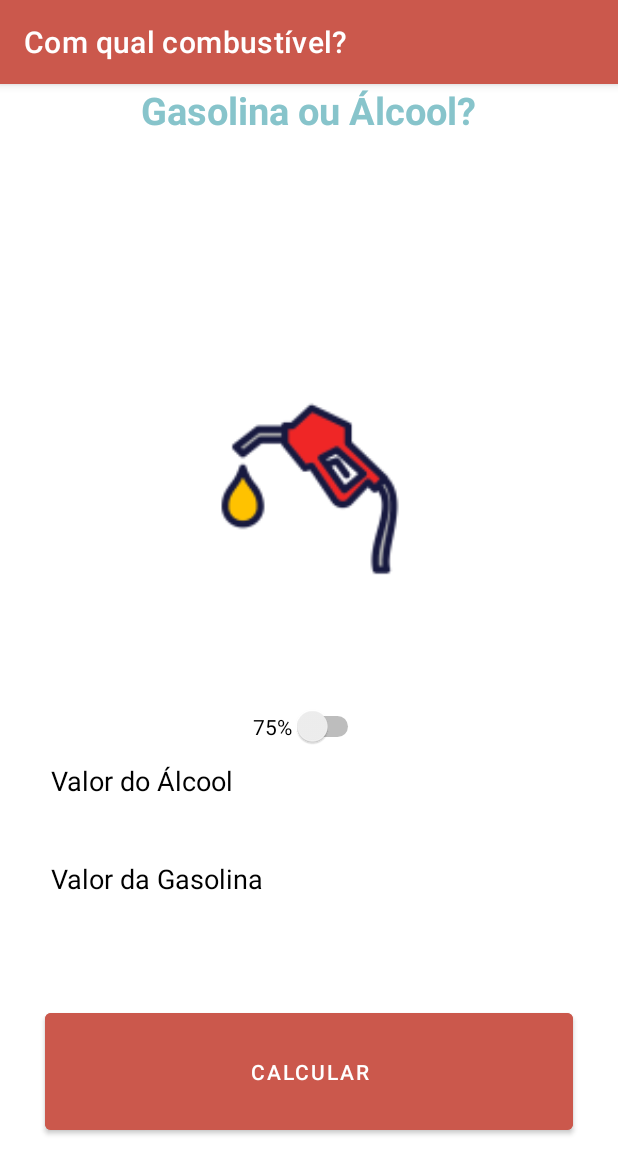
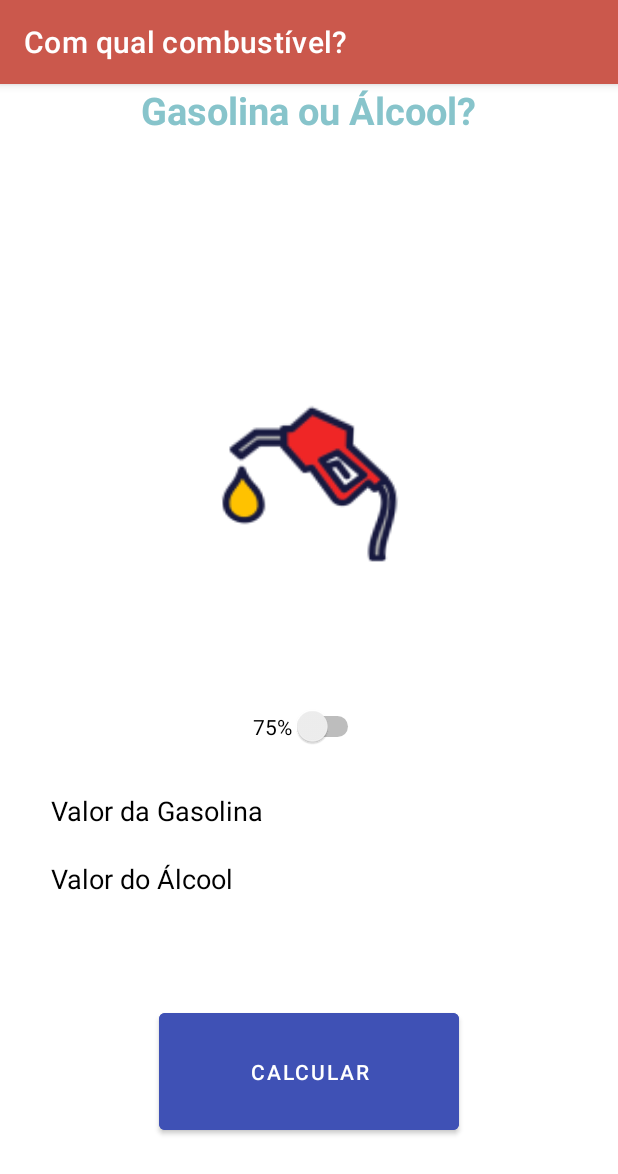
Before and after one commit to NickolasMxla/AlcoolOuGasolina, an Android app: the screen it shows after launch (MainActivity), on a phone screen of 412 x 824 dp. Shown: the top 1174 px of the screen. Run offline under Robolectric (Android 15) with nearby library versions, the phone set to English and light mode, and no system bars.

Commit message:
Mudança 2

```diff
--- a/app/src/main/res/layout/activity_main.xml
+++ b/app/src/main/res/layout/activity_main.xml
@@ -39,6 +39,7 @@
             android:layout_marginTop="10dp"
             android:layout_marginBottom="20dp"
             android:paddingVertical="10dp"
+            android:rotationX="-25"
             android:textAlignment="center"
             app:srcCompat="@mipmap/ic_launcher_foreground" />
 
@@ -51,15 +52,6 @@
             android:textAlignment="center" />
 
         <EditText
-            android:id="@+id/edAlcool"
-            android:layout_width="match_parent"
-            android:layout_height="wrap_content"
-            android:layout_marginHorizontal="30dp"
-            android:ems="10"
-            android:hint="Valor do Álcool"
-            android:inputType="numberDecimal" />
-
-        <EditText
             android:id="@+id/edGasolina"
             android:layout_width="match_parent"
             android:layout_height="wrap_content"
@@ -67,6 +59,15 @@
             android:layout_marginTop="20dp"
             android:ems="10"
             android:hint="Valor da Gasolina"
+            android:inputType="numberDecimal" />
+
+        <EditText
+            android:id="@+id/edAlcool"
+            android:layout_width="match_parent"
+            android:layout_height="wrap_content"
+            android:layout_marginHorizontal="30dp"
+            android:ems="10"
+            android:hint="Valor do Álcool"
             android:inputType="numberDecimal" />
 
         <TextView
@@ -80,12 +81,12 @@
 
         <Button
             android:id="@+id/btCalcular"
-            android:layout_width="match_parent"
+            android:layout_width="200dp"
             android:layout_height="90dp"
             android:layout_gravity="center_horizontal"
             android:layout_marginHorizontal="30dp"
             android:layout_marginVertical="20dp"
-            android:backgroundTint="#CB584C"
+            android:backgroundTint="#3F51B5"
             android:text="Calcular" />
 
     </LinearLayout>
```
